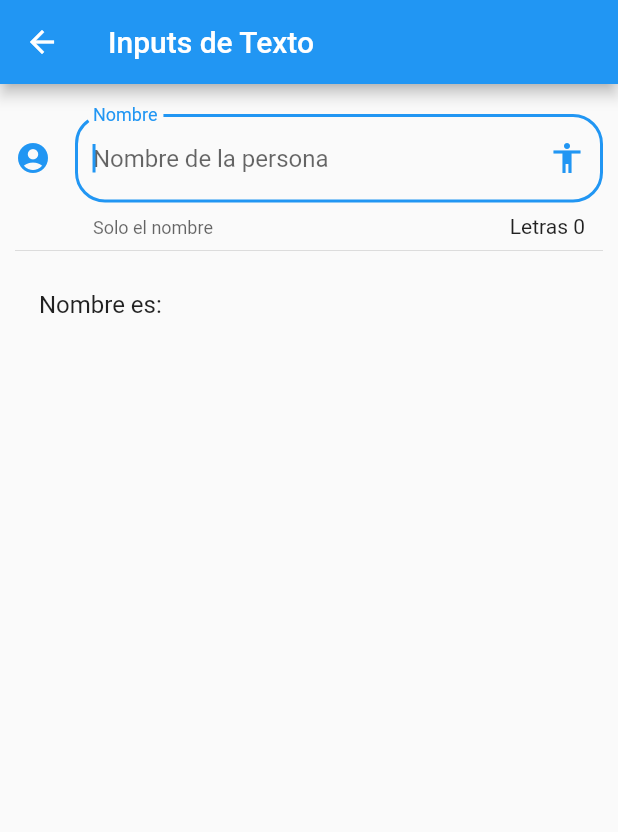
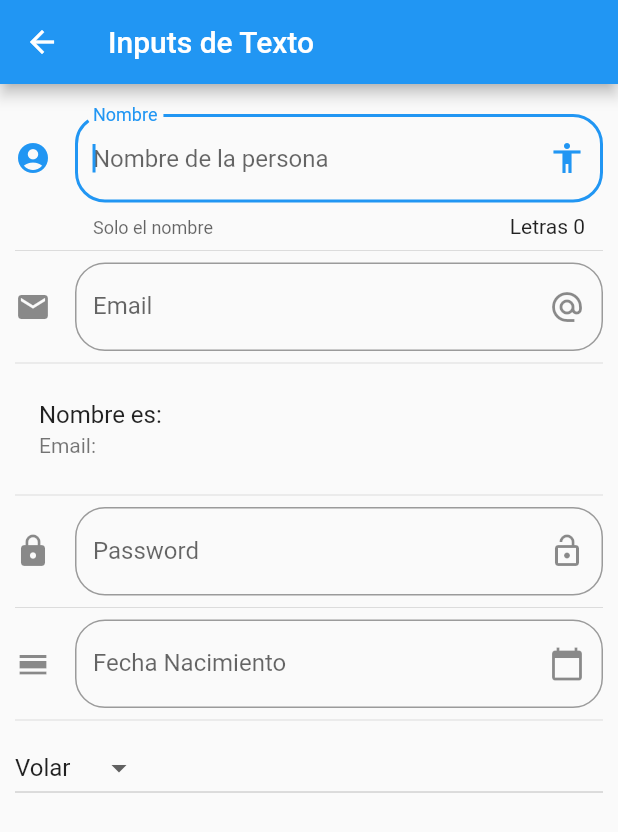
Before and after one commit to nestorgacr/Udemy_Flutter_FH_Componentes, a Flutter app: the screen it shows after launch, after a tap on "Inputs Conteiner", on a phone screen of 412 x 824 dp. Shown: the top 832 px of the screen. Run offline on Flutter 3.47's test engine with Material 2 defaults, Android fonts, the phone set to English and light mode, and no system bars; network calls fail.

```diff
--- a/lib/main.dart
+++ b/lib/main.dart
@@ -1,4 +1,5 @@
 import 'package:flutter/material.dart';
+import 'package:flutter_localizations/flutter_localizations.dart';
 
 import 'package:udemy_componentes/scr/pages/alert_page.dart';
 import 'package:udemy_componentes/scr/routes/routes.dart';
@@ -11,14 +12,20 @@ class MyApp extends StatelessWidget {
     return MaterialApp(
       title: 'Udemy Componentes',
       debugShowCheckedModeBanner: false,
+      localizationsDelegates: [
+        GlobalMaterialLocalizations.delegate,
+        GlobalWidgetsLocalizations.delegate
+      ],
+      supportedLocales: [
+        const Locale('en', 'US'),
+        const Locale('es', 'CR'),
+      ],
       //home: HomePage(),
       initialRoute: '/',
       routes: getApplicationRoutes(),
       onGenerateRoute: (RouteSettings settings) {
-
         return MaterialPageRoute(
-          builder: (BuildContext context) => AlertPage()
-        );
+            builder: (BuildContext context) => AlertPage());
       },
     );
   }
--- a/lib/scr/pages/input_page.dart
+++ b/lib/scr/pages/input_page.dart
@@ -7,6 +7,13 @@ class InputPage extends StatefulWidget {
 
 class _InputPageState extends State<InputPage> {
   String _nombre = "";
+  String _email = "";
+  String _fecha = "";
+  String _opcionSeleccionada = "Volar";
+
+  List<String> _poderes = ['Volar', 'Rayos X', 'Fuerza'];
+
+  TextEditingController _inputFieldDateController = new TextEditingController();
 
   @override
   Widget build(BuildContext context) {
@@ -16,7 +23,19 @@ class _InputPageState extends State<InputPage> {
       ),
       body: ListView(
         padding: EdgeInsets.symmetric(horizontal: 10.0, vertical: 20.0),
-        children: <Widget>[_crearInput(), Divider(), _crearPersona()],
+        children: <Widget>[
+          _crearInput(),
+          Divider(),
+          _crearEmail(),
+          Divider(),
+          _crearPersona(),
+          Divider(),
+          _crearPassword(),
+          Divider(),
+          _crearFecha(context),
+          Divider(),
+          _createDropdown(),
+        ],
       ),
     );
   }
@@ -45,6 +64,96 @@ class _InputPageState extends State<InputPage> {
   _crearPersona() {
     return ListTile(
       title: Text('Nombre es: $_nombre'),
+      subtitle: Text('Email: $_email'),
+    );
+  }
+
+  Widget _crearEmail() {
+    return TextField(
+      keyboardType: TextInputType.emailAddress,
+      decoration: InputDecoration(
+          hintText: 'Correo electronico',
+          labelText: 'Email',
+          suffixIcon: Icon(Icons.alternate_email),
+          icon: Icon(Icons.email),
+          border:
+              OutlineInputBorder(borderRadius: BorderRadius.circular(20.0))),
+      onChanged: (valor) {
+        setState(() {
+          _email = valor;
+        });
+      },
+    );
+  }
+
+  Widget _crearPassword() {
+    return TextField(
+      obscureText: true, //para crear password
+      decoration: InputDecoration(
+          labelText: 'Password',
+          suffixIcon: Icon(Icons.lock_open),
+          icon: Icon(Icons.lock),
+          border:
+              OutlineInputBorder(borderRadius: BorderRadius.circular(20.0))),
+      onChanged: (valor) {},
+    );
+  }
+
+  Widget _crearFecha(BuildContext context) {
+    return TextField(
+      enableInteractiveSelection: false,
+      controller: _inputFieldDateController,
+      decoration: InputDecoration(
+          hintText: 'Fecha Nacimiento',
+          labelText: 'Fecha Nacimiento',
+          suffixIcon: Icon(Icons.calendar_today),
+          icon: Icon(Icons.calendar_view_day),
+          border:
+              OutlineInputBorder(borderRadius: BorderRadius.circular(20.0))),
+      onTap: () {
+        FocusScope.of(context).requestFocus(new FocusNode());
+        _selectDate(context);
+      },
+    );
+  }
+
+  _selectDate(BuildContext context) async {
+    DateTime picked = await showDatePicker(
+        context: context,
+        initialDate: new DateTime.now(),
+        firstDate: new DateTime(2018),
+        lastDate: new DateTime(2025),
+        locale: Locale('es', 'CR'));
+
+    if (picked != null) {
+      setState(() {
+        _fecha = picked.toString();
+        _inputFieldDateController.text = _fecha;
+      });
+    }
+  }
+
+  List<DropdownMenuItem<String>> getOpcionesDropDown() {
+    List<DropdownMenuItem<String>> lista = new List();
+    _poderes.forEach((poder) {
+      lista.add(DropdownMenuItem(
+        child: Text(poder),
+        value: poder,
+      ));
+    });
+
+    return lista;
+  }
+
+  Widget _createDropdown() {
+    return DropdownButton(
+      value: _opcionSeleccionada,
+      items: getOpcionesDropDown(),
+      onChanged: (opt) {
+        setState(() {
+          _opcionSeleccionada = opt;
+        });
+      },
     );
   }
 }
```
Also changed, not shown: pubspec.yaml (+3 -5 lines), pubspec.lock.
